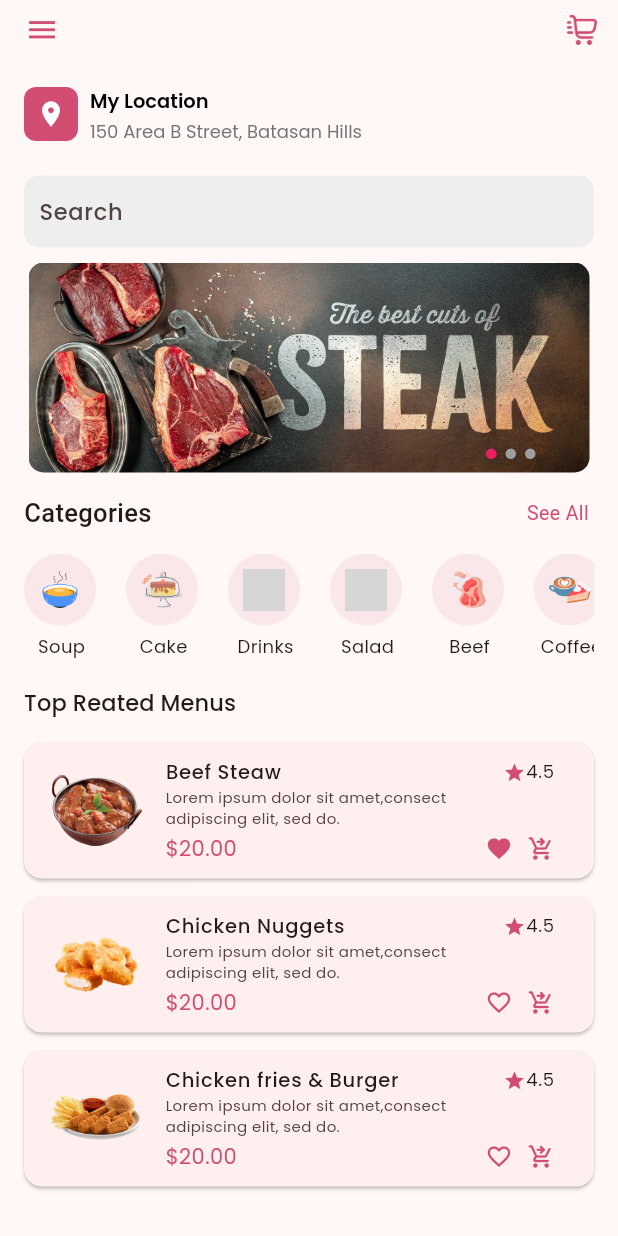
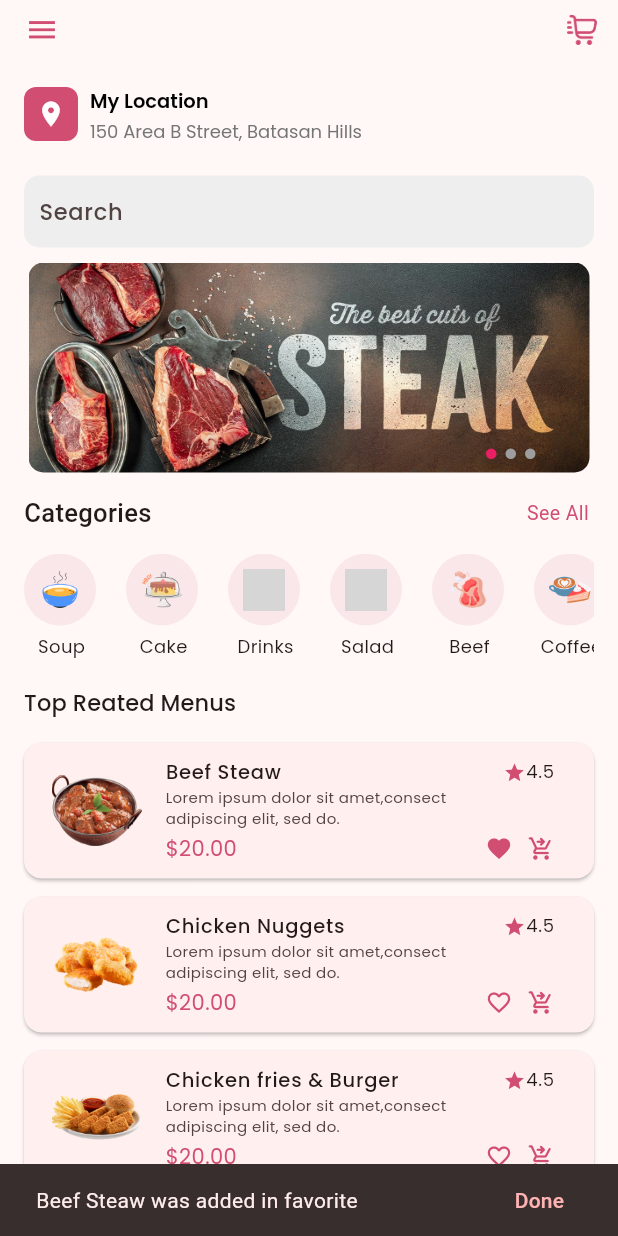
Before and after one commit to webeights/my_restau, a Flutter app: the HomeScreen screen opened directly, after a tap on the "favorite outline" icon, on a phone screen of 412 x 824 dp. Run offline on Flutter 3.47's test engine with Material 3 defaults, Android fonts, the light colour scheme and no system bars; our stand-ins replace flutter_rating_bar, google_fonts; grey boxes are pictures that could not be loaded.

Commit message:
updating UI

```diff
--- a/lib/screens/my_restaurant_screen.dart
+++ b/lib/screens/my_restaurant_screen.dart
@@ -1,7 +1,5 @@
 import 'package:flutter/material.dart';
 import 'package:my_restau/data/dummy_data.dart';
-import 'package:my_restau/models/menu_item.dart';
-
 import 'package:my_restau/screens/nav_screen/favorite_screen.dart';
 import 'package:my_restau/screens/nav_screen/home_screen.dart';
 import 'package:my_restau/screens/nav_screen/profile_screen.dart';
@@ -22,7 +20,7 @@ class _MyRestaurantState extends State<MyRestaurant> {
     SearchScreen(
       listItem: menu,
     ),
-    FavoriteScreen(),
+    const FavoriteScreen(),
     const ProfileScreen(),
   ];
 
--- a/lib/screens/nav_screen/home_screen.dart
+++ b/lib/screens/nav_screen/home_screen.dart
@@ -1,6 +1,5 @@
 import 'package:flutter/material.dart';
 import 'package:google_fonts/google_fonts.dart';
-import 'package:my_restau/models/menu_item.dart';
 import 'package:my_restau/screens/cart_screen.dart';
 import 'package:my_restau/widgets/custom_text_field.dart';
 import 'package:my_restau/widgets/location_widget.dart';
@@ -26,6 +25,18 @@ class _HomeScreenState extends State<HomeScreen> {
 
       topReatedMenu.add(favoriteFood[index]);
     });
+
+    ScaffoldMessenger.of(context).clearSnackBars();
+    ScaffoldMessenger.of(context).showSnackBar(
+      SnackBar(
+        duration: const Duration(seconds: 2),
+        content: Text('${favoriteFood[index].title} was added in favorite'),
+        action: SnackBarAction(
+          label: 'Done',
+          onPressed: () {},
+        ),
+      ),
+    );
 
     return;
   }
```
Also changed, not shown: lib/screens/cart_screen.dart (+7 -2 lines), lib/screens/nav_screen/favorite_screen.dart (+46 -24 lines).
